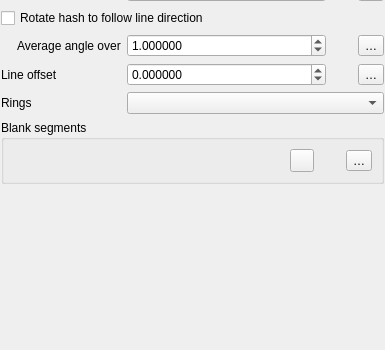
First picture: the form in src/ui/symbollayer/widget_templatedline.ui, repository qgis/QGIS, before the edit; both pictures show x 0 to 385 and y 328 to 678 of the 385 by 678 pixel window.
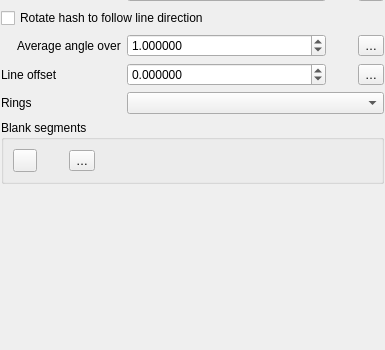
Second picture: the form after the edit. Icons and pictures are not drawn. Custom widgets are drawn as their Qt base class.

Commit message: ui(BlankSegments): Remove left padding and change icon

Patch:
```diff
--- a/src/ui/symbollayer/widget_templatedline.ui
+++ b/src/ui/symbollayer/widget_templatedline.ui
@@ -455,19 +455,6 @@
      <layout class="QVBoxLayout" name="verticalLayout_7">
       <item>
        <layout class="QHBoxLayout" name="horizontalLayout_9">
-        <item>
-         <spacer name="horizontalSpacer_7">
-          <property name="orientation">
-           <enum>Qt::Horizontal</enum>
-          </property>
-          <property name="sizeHint" stdset="0">
-           <size>
-            <width>40</width>
-            <height>20</height>
-           </size>
-          </property>
-         </spacer>
-        </item>
         <item>
          <widget class="QToolButton" name="mEditBlankSegmentsBtn">
           <property name="text">
@@ -502,6 +489,19 @@
           </property>
          </widget>
         </item>
+        <item>
+         <spacer name="horizontalSpacer_4">
+          <property name="orientation">
+           <enum>Qt::Horizontal</enum>
+          </property>
+          <property name="sizeHint" stdset="0">
+           <size>
+            <width>40</width>
+            <height>20</height>
+           </size>
+          </property>
+         </spacer>
+        </item>
        </layout>
       </item>
      </layout>
@@ -566,6 +566,12 @@
    <header>qgsunitselectionwidget.h</header>
    <container>1</container>
   </customwidget>
+  <customwidget>
+   <class>QgsCollapsibleGroupBoxBasic</class>
+   <extends>QGroupBox</extends>
+   <header location="global">qgscollapsiblegroupbox.h</header>
+   <container>1</container>
+  </customwidget>
  </customwidgets>
  <tabstops>
   <tabstop>mPlacementDDBtn</tabstop>
```
Left out of the diff: 4 changed lines with no effect on the pictures.
